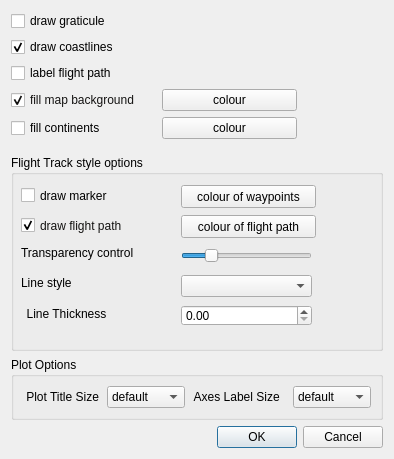
Qt form mslib/msui/ui/ui_topview_mapappearance.ui (Open-MSS/MSS) before a commit.
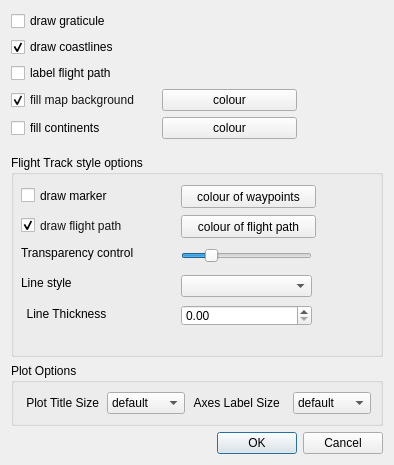
The same form after that commit.

Commit message: select feature and a ui

What changed in the file:
```diff
--- a/mslib/msui/ui/ui_topview_mapappearance.ui
+++ b/mslib/msui/ui/ui_topview_mapappearance.ui
@@ -7,7 +7,7 @@
     <x>0</x>
     <y>0</y>
     <width>394</width>
-    <height>459</height>
+    <height>465</height>
    </rect>
   </property>
   <property name="sizePolicy">
```
The commit also changes 2 other files.
